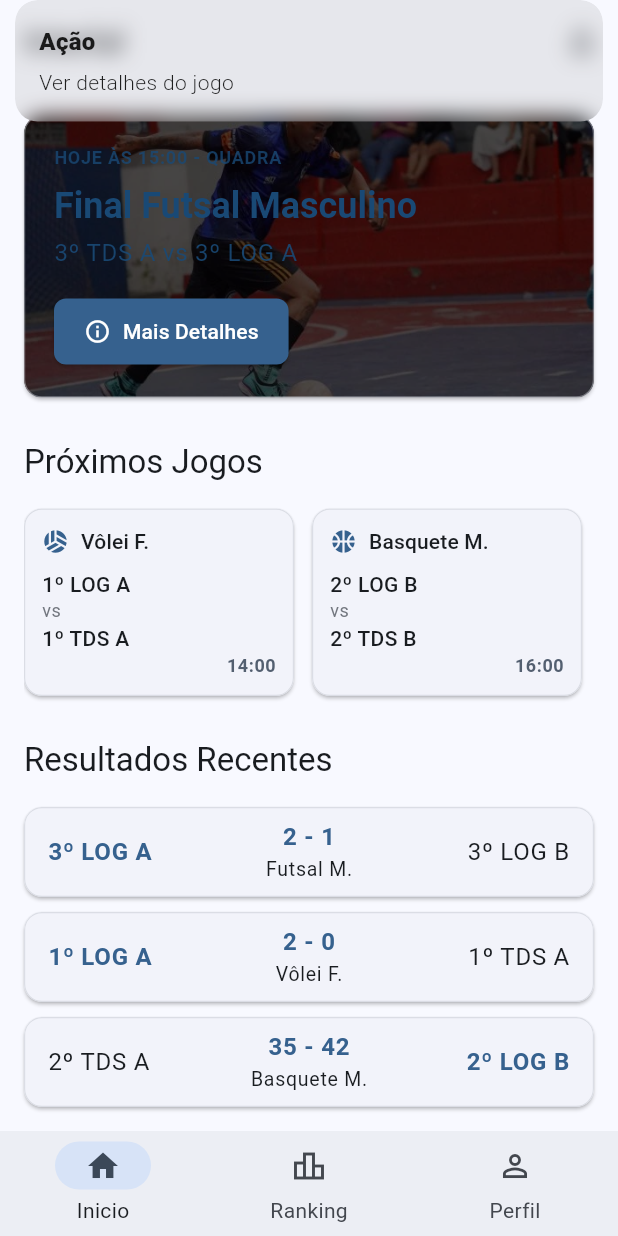
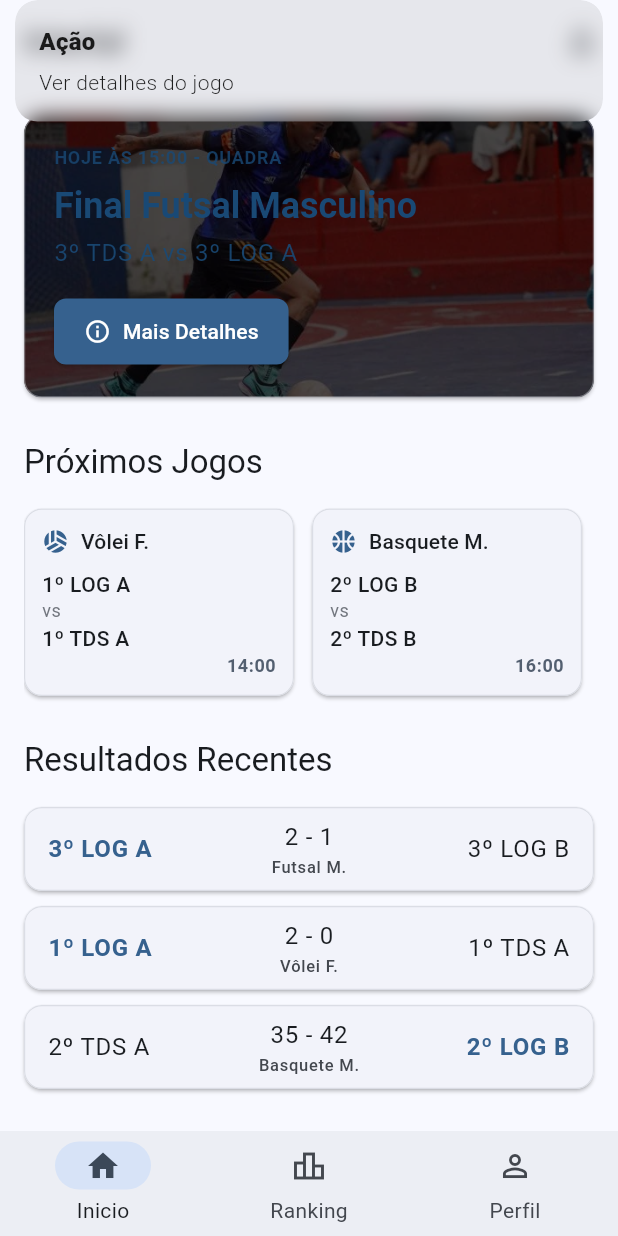
Before and after one commit to kaicsm/interlal, a Flutter app: the screen it shows after launch, after a tap on "Mais Detalhes", on a phone screen of 412 x 824 dp. Run offline on Flutter 3.47's test engine with Material 3 defaults, Android fonts, the phone set to English and light mode, and no system bars; our stand-ins replace get, isar, logger; accounts and stored records are empty; generated files the repository leaves out were written again.

Commit message:
refactor: improve card design in ranking view and recent games in home view

```diff
--- a/lib/app/modules/home/views/home_view.dart
+++ b/lib/app/modules/home/views/home_view.dart
@@ -271,29 +271,20 @@ class HomeView extends GetView<HomeController> {
     final scoreAInt = int.tryParse(scoreA) ?? 0;
     final scoreBInt = int.tryParse(scoreB) ?? 0;
     final teamAStyle = theme.textTheme.bodyLarge?.copyWith(
-      fontWeight:
-          highlightWinner && scoreAInt > scoreBInt
-              ? FontWeight.bold
-              : FontWeight.normal,
+      fontWeight: scoreAInt > scoreBInt ? FontWeight.bold : FontWeight.normal,
       color:
           highlightWinner && scoreAInt > scoreBInt
               ? colorScheme.primary
               : colorScheme.onSurface,
     );
     final teamBStyle = theme.textTheme.bodyLarge?.copyWith(
-      fontWeight:
-          highlightWinner && scoreBInt > scoreAInt
-              ? FontWeight.bold
-              : FontWeight.normal,
+      fontWeight: scoreBInt > scoreAInt ? FontWeight.bold : FontWeight.normal,
       color:
           highlightWinner && scoreBInt > scoreAInt
               ? colorScheme.primary
               : colorScheme.onSurface,
     );
-    final scoreStyle = theme.textTheme.bodyLarge?.copyWith(
-      fontWeight: FontWeight.bold,
-      color: colorScheme.primary,
-    );
+    final scoreStyle = theme.textTheme.bodyLarge;
 
     return Card(
       child: ListTile(
@@ -312,7 +303,12 @@ class HomeView extends GetView<HomeController> {
               child: Column(
                 children: [
                   Text('$scoreA - $scoreB', style: scoreStyle),
-                  Text(sport),
+                  Text(
+                    sport,
+                    style: theme.textTheme.labelSmall?.copyWith(
+                      color: theme.colorScheme.onSurfaceVariant,
+                    ),
+                  ),
                 ],
               ),
             ),
--- a/lib/app/modules/ranking/views/ranking_view.dart
+++ b/lib/app/modules/ranking/views/ranking_view.dart
@@ -89,17 +89,14 @@ class RankingView extends GetView<RankingController> {
     required List<Map<String, dynamic>> items,
     required Widget Function(Map<String, dynamic>) itemBuilder,
   }) {
-    return Card(
-      child: ListView.separated(
+    return ListView.builder(
       shrinkWrap: true,
       physics: const NeverScrollableScrollPhysics(),
       itemCount: items.length,
-        separatorBuilder: (context, index) => Divider(height: 1, indent: 60),
       itemBuilder: (context, index) {
         return itemBuilder(items[index]);
       },
       padding: EdgeInsets.zero,
-      ),
     );
   }
 
@@ -112,7 +109,8 @@ class RankingView extends GetView<RankingController> {
     final theme = context.theme;
     final colorScheme = theme.colorScheme;
 
-    return ListTile(
+    return Card(
+      child: ListTile(
         leading: CircleAvatar(
           radius: 15,
           backgroundColor:
@@ -139,6 +137,7 @@ class RankingView extends GetView<RankingController> {
           ),
         ),
         dense: true,
+      ),
     );
   }
 
@@ -160,7 +159,8 @@ class RankingView extends GetView<RankingController> {
       scoreLabel = 'Pts';
     }
 
-    return ListTile(
+    return Card(
+      child: ListTile(
         leading: CircleAvatar(
           radius: 15,
           backgroundColor:
@@ -181,7 +181,9 @@ class RankingView extends GetView<RankingController> {
         title: Text(playerName, style: theme.textTheme.bodyLarge),
         subtitle: Text(
           teamName,
-        style: theme.textTheme.bodySmall?.copyWith(color: colorScheme.outline),
+          style: theme.textTheme.bodySmall?.copyWith(
+            color: colorScheme.outline,
+          ),
         ),
         trailing: Text(
           '$score $scoreLabel',
@@ -191,6 +193,7 @@ class RankingView extends GetView<RankingController> {
           ),
         ),
         dense: true,
+      ),
     );
   }
 }
```
Lines whose indentation alone changed are shown as unchanged.
